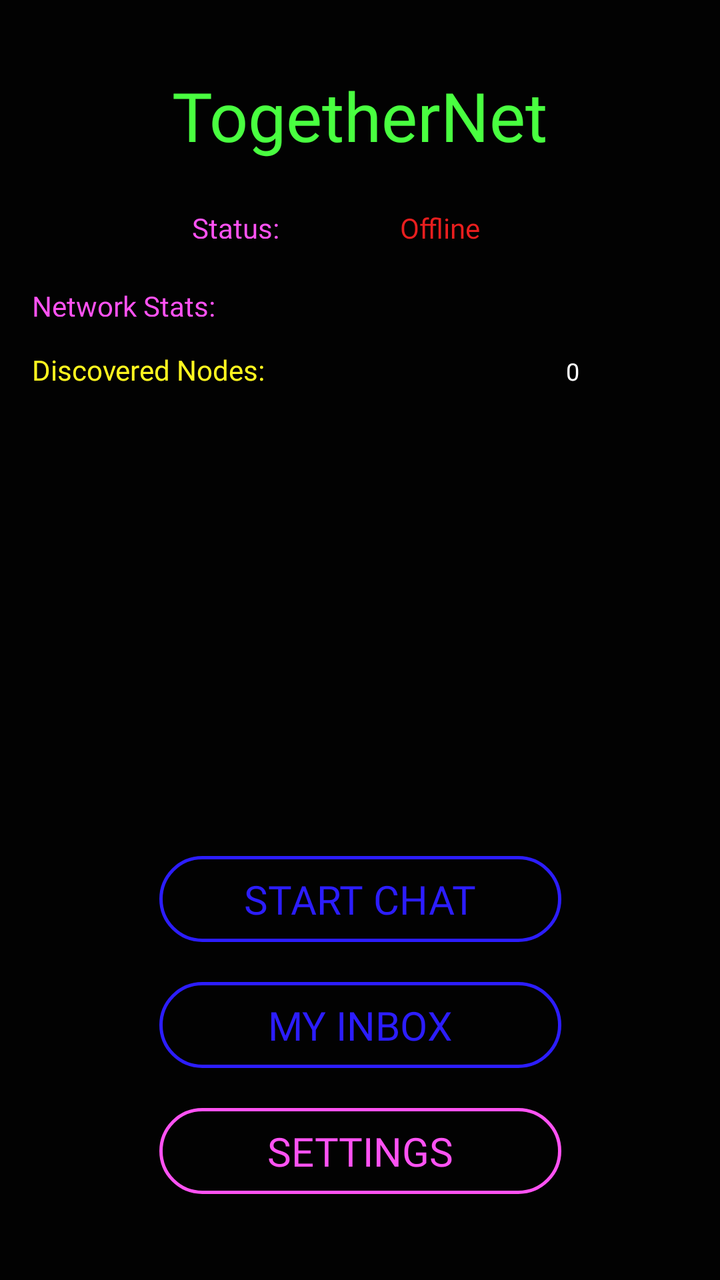
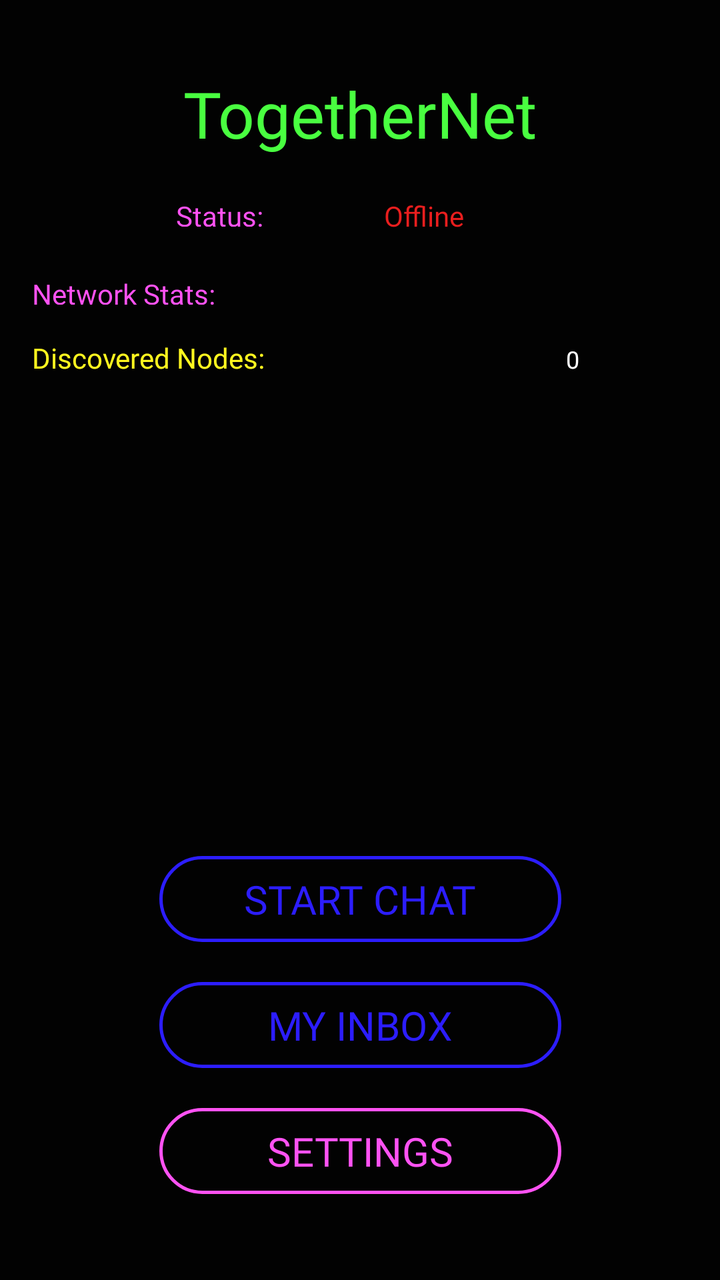

Compare the two renders of this Android layout. The source of the first and the diff that turns it into the second are given below.
<!-- AndroidManifest.xml: application theme Theme.TogetherNet -->
<!-- res/layout/activity_network_screen.xml -->
<?xml version="1.0" encoding="utf-8"?>
<ScrollView xmlns:android="http://schemas.android.com/apk/res/android"
    xmlns:app="http://schemas.android.com/apk/res-auto"
    xmlns:tools="http://schemas.android.com/tools"
    android:layout_width="match_parent"
    android:layout_height="match_parent"
    android:fillViewport="true"
    android:background="#020202"
    tools:context=".NetworkScreenActivity">
<androidx.constraintlayout.widget.ConstraintLayout xmlns:android="http://schemas.android.com/apk/res/android"
    xmlns:app="http://schemas.android.com/apk/res-auto"
    xmlns:tools="http://schemas.android.com/tools"
    android:id="@+id/main"
    android:layout_width="match_parent"
    android:layout_height="match_parent"
    android:background="#020202"
    tools:context=".NetworkScreenActivity">

    <Button
        android:id="@+id/btnMessageInbox"
        android:layout_width="201dp"
        android:layout_height="43dp"
        android:layout_marginBottom="20dp"
        android:background="@drawable/button_background_blue"
        android:backgroundTint="@null"
        android:fontFamily="@font/msxscreen01"
        android:gravity="center"
        android:stateListAnimator="@null"
        android:text="My Inbox"
        android:textAlignment="center"
        android:textColor="#2C1DFF"
        android:textColorHighlight="#FF52F3"
        android:textColorHint="#FF52F3"
        android:textColorLink="#FF52F3"
        android:textSize="20sp"
        android:translationY="5dp"
        app:iconTint="@color/design_default_color_primary"
        app:layout_constraintBottom_toTopOf="@+id/btnSettings"
        app:layout_constraintEnd_toEndOf="parent"
        app:layout_constraintStart_toStartOf="parent" />

    <Button
        android:id="@+id/btnSendMessage"
        android:layout_width="201dp"
        android:layout_height="43dp"
        android:layout_marginBottom="20dp"
        android:background="@drawable/button_background_blue"
        android:backgroundTint="@null"
        android:fontFamily="@font/msxscreen01"
        android:gravity="center"
        android:stateListAnimator="@null"
        android:text="Start Chat"
        android:textAlignment="center"
        android:textColor="#2C1DFF"
        android:textColorHighlight="#FF52F3"
        android:textColorHint="#FF52F3"
        android:textColorLink="#FF52F3"
        android:textSize="20sp"
        android:translationY="5dp"
        app:iconTint="@color/design_default_color_primary"
        app:layout_constraintBottom_toTopOf="@+id/btnMessageInbox"
        app:layout_constraintEnd_toEndOf="parent"
        app:layout_constraintStart_toStartOf="parent" />

    <Button
        android:id="@+id/btnSettings"
        android:layout_width="201dp"
        android:layout_height="43dp"
        android:layout_marginBottom="48dp"
        android:background="@drawable/button_background"
        android:backgroundTint="@null"
        android:fontFamily="@font/msxscreen01"
        android:gravity="center"
        android:stateListAnimator="@null"
        android:text="Settings"
        android:textAlignment="center"
        android:textColor="#FF52F3"
        android:textColorHighlight="#FF52F3"
        android:textColorHint="#FF52F3"
        android:textColorLink="#FF52F3"
        android:textSize="20sp"
        android:translationY="5dp"
        app:iconTint="@color/design_default_color_primary"
        app:layout_constraintBottom_toBottomOf="parent"
        app:layout_constraintEnd_toEndOf="parent"
        app:layout_constraintStart_toStartOf="parent" />

    <TextView
        android:id="@+id/textView2"
        android:layout_width="wrap_content"
        android:layout_height="wrap_content"
        android:fontFamily="@font/pet"
        android:text="TogetherNet"
        android:textColor="#49FF40"
        android:textSize="34sp"
        app:layout_constraintBottom_toBottomOf="parent"
        app:layout_constraintEnd_toEndOf="parent"
        app:layout_constraintStart_toStartOf="parent"
        app:layout_constraintTop_toTopOf="parent"
        app:layout_constraintVertical_bias="0.059" />

    <TextView
        android:id="@+id/status"
        android:layout_width="104dp"
        android:layout_height="15dp"
        android:layout_marginStart="96dp"
        android:layout_marginTop="24dp"
        android:fontFamily="@font/pet"
        android:text="Status: "
        android:textColor="#FF52F3"
        app:layout_constraintStart_toStartOf="parent"
        app:layout_constraintTop_toBottomOf="@+id/textView2" />

    <TextView
        android:id="@+id/textView11"
        android:layout_width="222dp"
        android:layout_height="15dp"
        android:layout_marginStart="16dp"
        android:layout_marginTop="24dp"
        android:fontFamily="@font/pet"
        android:text="Network Stats:"
        android:textColor="#FF52F3"
        app:layout_constraintStart_toStartOf="parent"
        app:layout_constraintTop_toBottomOf="@+id/status" />

    <TextView
        android:id="@+id/textView5"
        android:layout_width="263dp"
        android:layout_height="24dp"
        android:layout_marginStart="16dp"
        android:layout_marginTop="56dp"
        android:fontFamily="@font/pet"
        android:text="Discovered Nodes: "
        android:textColor="#FFF71F"
        app:layout_constraintStart_toStartOf="parent"
        app:layout_constraintTop_toBottomOf="@+id/status" />

    <TextView
        android:id="@+id/statusText"
        android:layout_width="115dp"
        android:layout_height="17dp"
        android:layout_marginTop="24dp"
        android:layout_marginEnd="88dp"
        android:fontFamily="@font/pet"
        android:text="Offline"
        android:textColor="#E91E1E"
        app:layout_constraintEnd_toEndOf="parent"
        app:layout_constraintHorizontal_bias="0.0"
        app:layout_constraintStart_toEndOf="@+id/status"
        app:layout_constraintTop_toBottomOf="@+id/textView2" />

    <TextView
        android:id="@+id/totalDiscoveredNodesText"
        android:layout_width="15dp"
        android:layout_height="17dp"
        android:layout_marginStart="4dp"
        android:layout_marginTop="56dp"
        android:fontFamily="@font/pet"
        android:text="0"
        android:textColor="#FFFFFF"
        android:textSize="12sp"
        app:layout_constraintStart_toEndOf="@+id/textView5"
        app:layout_constraintTop_toBottomOf="@+id/statusText" />



</androidx.constraintlayout.widget.ConstraintLayout>
</ScrollView>
<!-- resources referenced by this layout -->
<resources>
  <!-- drawable button_background (drawable) -->
  <shape xmlns:android="http://schemas.android.com/apk/res/android"
      android:shape="rectangle">
      <solid android:color="@android:color/transparent"/>
      <stroke
          android:width="1.5dp"
          android:color="#FF52F3" />
      <corners android:radius="400dp"/>
  </shape>
  <!-- drawable button_background_blue (drawable) -->
  <shape xmlns:android="http://schemas.android.com/apk/res/android"
      android:shape="rectangle">
      <solid android:color="@android:color/transparent"/>
      <stroke
          android:width="1.5dp"
          android:color="#2C1DFF" />
      <corners android:radius="400dp"/>
  </shape>
  <style name="Theme.TogetherNet" parent="Theme.AppCompat.Light.NoActionBar" />
</resources>

<!-- the commit's change to res/layout/activity_network_screen.xml (unified diff, before → after) -->
@@ -7,9 +7,7 @@
     android:fillViewport="true"
     android:background="#020202"
     tools:context=".NetworkScreenActivity">
-<androidx.constraintlayout.widget.ConstraintLayout xmlns:android="http://schemas.android.com/apk/res/android"
-    xmlns:app="http://schemas.android.com/apk/res-auto"
-    xmlns:tools="http://schemas.android.com/tools"
+<androidx.constraintlayout.widget.ConstraintLayout
     android:id="@+id/main"
     android:layout_width="match_parent"
     android:layout_height="match_parent"
@@ -92,7 +90,7 @@
         android:fontFamily="@font/pet"
         android:text="TogetherNet"
         android:textColor="#49FF40"
-        android:textSize="34sp"
+        android:textSize="32sp"
         app:layout_constraintBottom_toBottomOf="parent"
         app:layout_constraintEnd_toEndOf="parent"
         app:layout_constraintStart_toStartOf="parent"
@@ -100,11 +98,25 @@
         app:layout_constraintVertical_bias="0.059" />
 
     <TextView
+        android:id="@+id/statusText"
+        android:layout_width="115dp"
+        android:layout_height="17dp"
+        android:layout_marginTop="20dp"
+        android:layout_marginEnd="88dp"
+        android:fontFamily="@font/pet"
+        android:text="Offline"
+        android:textColor="#E91E1E"
+        app:layout_constraintEnd_toEndOf="parent"
+        app:layout_constraintHorizontal_bias="0.0"
+        app:layout_constraintStart_toEndOf="@+id/status"
+        app:layout_constraintTop_toBottomOf="@+id/textView2" />
+
+    <TextView
         android:id="@+id/status"
         android:layout_width="104dp"
         android:layout_height="15dp"
-        android:layout_marginStart="96dp"
-        android:layout_marginTop="24dp"
+        android:layout_marginStart="88dp"
+        android:layout_marginTop="20dp"
         android:fontFamily="@font/pet"
         android:text="Status: "
         android:textColor="#FF52F3"
@@ -136,20 +148,6 @@
         app:layout_constraintTop_toBottomOf="@+id/status" />
 
     <TextView
-        android:id="@+id/statusText"
-        android:layout_width="115dp"
-        android:layout_height="17dp"
-        android:layout_marginTop="24dp"
-        android:layout_marginEnd="88dp"
-        android:fontFamily="@font/pet"
-        android:text="Offline"
-        android:textColor="#E91E1E"
-        app:layout_constraintEnd_toEndOf="parent"
-        app:layout_constraintHorizontal_bias="0.0"
-        app:layout_constraintStart_toEndOf="@+id/status"
-        app:layout_constraintTop_toBottomOf="@+id/textView2" />
-
-    <TextView
         android:id="@+id/totalDiscoveredNodesText"
         android:layout_width="15dp"
         android:layout_height="17dp"
